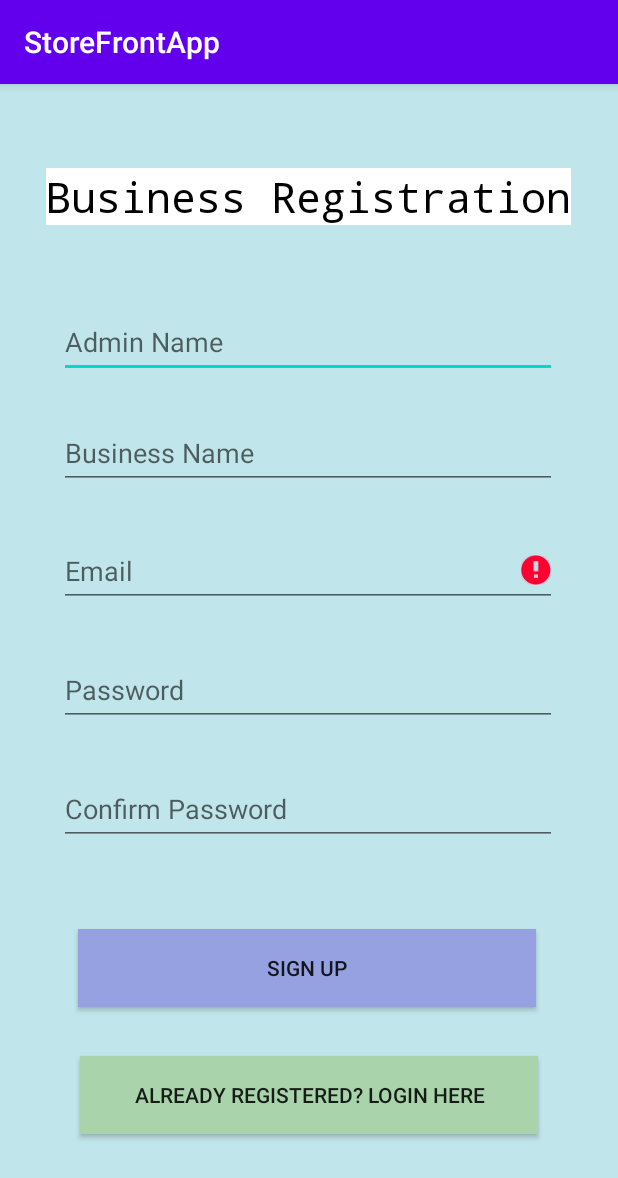
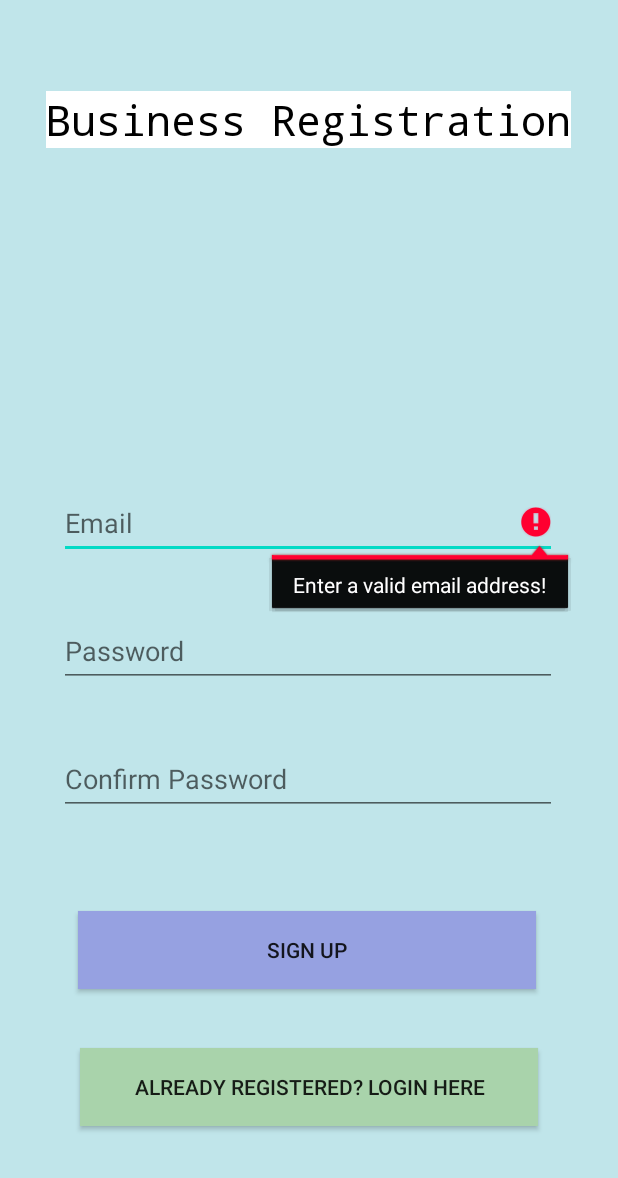
Before and after one commit to TeddyBonkerz/StoreFrontApp, an Android app: the screen it shows after launch (Register), after a tap on "SIGN UP", on a phone screen of 412 x 824 dp. Shown: the top 1178 px of the screen. Run offline under Robolectric (Android 15) with nearby library versions, the phone set to English and light mode, and no system bars; our stand-ins replace Firebase (no records; nobody signed in at launch, a user with empty details on screens opened directly).

Commit message:
Missed files

```diff
--- a/app/src/main/java/com/example/storefrontapp/Login.java
+++ b/app/src/main/java/com/example/storefrontapp/Login.java
@@ -62,10 +62,10 @@ public class Login extends AppCompatActivity {
                     @Override
                     public void onComplete(@NonNull Task<AuthResult> task) {
 
-                        // if successful, show a Toast and go to MainActivity
+                        // if successful, show a Toast and go to GettingStarted
                         if (task.isSuccessful()){
                             Toast.makeText(Login.this, "Logged In  Successfully", Toast.LENGTH_SHORT).show();
-                            startActivity(new Intent(getApplicationContext(), MainActivity.class));
+                            startActivity(new Intent(getApplicationContext(), GettingStarted.class));
                         }
 
                         //if not, then show error
--- a/app/src/main/java/com/example/storefrontapp/Register.java
+++ b/app/src/main/java/com/example/storefrontapp/Register.java
@@ -18,7 +18,7 @@ import com.google.firebase.auth.FirebaseAuth;
 public class Register extends AppCompatActivity {
 
     //create member variables
-    EditText mAdminName, mBusinessName, mEmail, mPassword1, mPassword2;
+    EditText mEmail, mPassword1, mPassword2;
     Button mRegistrationBtn, mLoginBtn;
     FirebaseAuth mAuth;
 
@@ -29,8 +29,8 @@ public class Register extends AppCompatActivity {
         setContentView(R.layout.activity_register);
 
         // instantiate the member variables
-        mAdminName = findViewById(R.id.adminName);
-        mBusinessName = findViewById(R.id.businessName);
+        //mAdminName = findViewById(R.id.adminName);
+        //mBusinessName = findViewById(R.id.businessName);
         mEmail = findViewById(R.id.email);
         mPassword1 = findViewById(R.id.password1);
         mPassword2 = findViewById(R.id.password2);
@@ -41,9 +41,9 @@ public class Register extends AppCompatActivity {
         mAuth = FirebaseAuth.getInstance();
 
 
-        //if user is already logged it, redirect user to MainActivity
+        //if user is already logged it, redirect user to GettingStarted
         if (mAuth.getCurrentUser() != null){
-            startActivity(new Intent(getApplicationContext(), MainActivity.class));
+            startActivity(new Intent(getApplicationContext(), GettingStarted.class));
             finish();
         }
 
@@ -85,11 +85,11 @@ public class Register extends AppCompatActivity {
                     @Override
                     public void onComplete(@NonNull Task<AuthResult> task) {
 
-                        // if successful, show a Toast and go to MainActivity
+                        // if successful, show a Toast and go to GettingStarted
                         if (task.isSuccessful()){
                             Toast.makeText(Register.this, "User Created Successfully",
                                     Toast.LENGTH_SHORT).show();
-                            startActivity(new Intent(getApplicationContext(), MainActivity.class));
+                            startActivity(new Intent(getApplicationContext(), GettingStarted.class));
                         }
 
                         //if not, then show error
--- a/app/src/main/res/layout/activity_getting_started.xml
+++ b/app/src/main/res/layout/activity_getting_started.xml
@@ -5,7 +5,7 @@
     android:layout_width="match_parent"
     android:layout_height="match_parent"
     android:background="#C0E5EA"
-    tools:context=".MainActivity">
+    tools:context=".GettingStarted">
 
     <TextView
         android:id="@+id/textView"
--- a/app/src/main/res/layout/activity_register.xml
+++ b/app/src/main/res/layout/activity_register.xml
@@ -23,21 +23,6 @@
         app:layout_constraintStart_toStartOf="parent"
         app:layout_constraintTop_toTopOf="parent"
         app:layout_constraintVertical_bias="0.077" />
-
-    <EditText
-        android:id="@+id/adminName"
-        android:layout_width="332dp"
-        android:layout_height="48dp"
-        android:ems="10"
-        android:hint="@string/admin_name"
-        android:importantForAutofill="no"
-        android:inputType="textPersonName"
-        app:layout_constraintBottom_toBottomOf="parent"
-        app:layout_constraintEnd_toEndOf="parent"
-        app:layout_constraintHorizontal_bias="0.493"
-        app:layout_constraintStart_toStartOf="parent"
-        app:layout_constraintTop_toTopOf="parent"
-        app:layout_constraintVertical_bias="0.206" />
 
     <EditText
         android:id="@+id/email"
@@ -84,21 +69,6 @@
         app:layout_constraintTop_toTopOf="parent"
         app:layout_constraintVertical_bias="0.638" />
 
-    <EditText
-        android:id="@+id/businessName"
-        android:layout_width="332dp"
-        android:layout_height="48dp"
-        android:ems="10"
-        android:hint="@string/business_name"
-        android:importantForAutofill="no"
-        android:inputType="textPersonName"
-        app:layout_constraintBottom_toBottomOf="parent"
-        app:layout_constraintEnd_toEndOf="parent"
-        app:layout_constraintHorizontal_bias="0.493"
-        app:layout_constraintStart_toStartOf="parent"
-        app:layout_constraintTop_toTopOf="parent"
-        app:layout_constraintVertical_bias="0.308" />
-
     <Button
         android:id="@+id/signupButton"
         android:layout_width="305dp"
--- a/app/src/main/res/values/styles.xml
+++ b/app/src/main/res/values/styles.xml
@@ -1,6 +1,6 @@
 <resources>
     <!-- Base application theme. -->
-    <style name="AppTheme" parent="Theme.AppCompat.Light.DarkActionBar">
+    <style name="AppTheme" parent="Theme.AppCompat.Light.NoActionBar">
         <!-- Customize your theme here. -->
         <item name="colorPrimary">@color/colorPrimary</item>
         <item name="colorPrimaryDark">@color/colorPrimaryDark</item>
```
Also changed, not shown: app/src/main/AndroidManifest.xml (+4 -3 lines), app/src/main/java/com/example/storefrontapp/GettingStarted.java (+2 -5 lines), app/src/main/java/com/example/storefrontapp/Home.java (added, +14 -0 lines), app/src/main/res/layout/activity_home.xml (added, +9 -0 lines).
